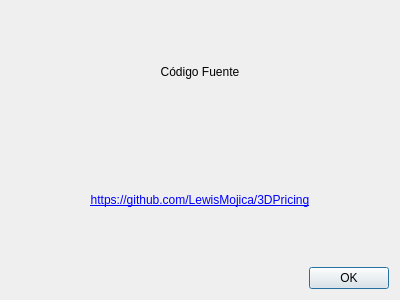
LewisMojica/3DPricing, file UI/source_code_dialog.ui: the form before one commit.
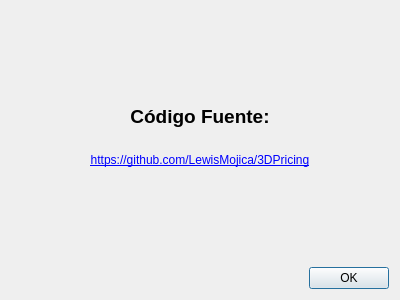
The form after the commit.

Patch:
```diff
--- a/UI/source_code_dialog.ui
+++ b/UI/source_code_dialog.ui
@@ -19,29 +19,13 @@
      <item>
       <widget class="QLabel" name="label_2">
        <property name="text">
-        <string>Código Fuente</string>
+        <string>&lt;html&gt;&lt;head/&gt;&lt;body&gt;&lt;p align=&quot;center&quot;&gt;&lt;span style=&quot; font-size:14pt; font-weight:600;&quot;&gt;Código Fuente:&lt;/span&gt;&lt;br/&gt;&lt;/p&gt;&lt;p align=&quot;center&quot;&gt;&lt;a href=&quot;https://github.com/LewisMojica/3DPricing&quot;&gt;&lt;span style=&quot; text-decoration: underline; color:#0000ff;&quot;&gt;https://github.com/LewisMojica/3DPricing&lt;/span&gt;&lt;/a&gt;&lt;/p&gt;&lt;/body&gt;&lt;/html&gt;</string>
        </property>
        <property name="alignment">
         <set>Qt::AlignCenter</set>
        </property>
       </widget>
      </item>
-     <item>
-      <widget class="QLabel" name="label">
-       <property name="text">
-        <string>&lt;html&gt;&lt;head/&gt;&lt;body&gt;&lt;p&gt;&lt;a href=&quot;https://github.com/LewisMojica/3DPricing&quot;&gt;&lt;span style=&quot; text-decoration: underline; color:#0000ff;&quot;&gt;https://github.com/LewisMojica/3DPricing&lt;/span&gt;&lt;/a&gt;&lt;/p&gt;&lt;/body&gt;&lt;/html&gt;</string>
-       </property>
-       <property name="textFormat">
-        <enum>Qt::RichText</enum>
-       </property>
-       <property name="alignment">
-        <set>Qt::AlignCenter</set>
-       </property>
-       <property name="openExternalLinks">
-        <bool>true</bool>
-       </property>
-      </widget>
-     </item>
     </layout>
    </item>
    <item>
```
Left out of the diff: 2 changed lines with no effect on the pictures.
